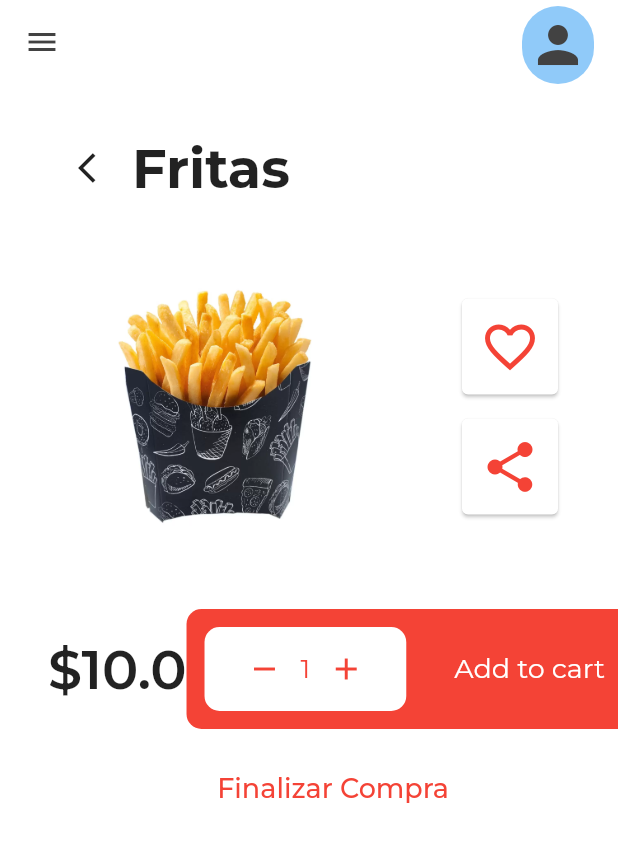
After one commit to Maua-Dev/flutter_hands_on_2, a Flutter app: the screen it shows after launch, after a tap on "Fritas", on a phone screen of 412 x 824 dp. The commit adds this screen. Shown: the top 842 px of the screen. Run offline on Flutter 3.47's test engine with Material 2 defaults, Android fonts, the phone set to English and light mode, and no system bars; our stand-ins replace google_fonts.

Commit message:
Segunda parte do projeto

```diff
--- /dev/null
+++ b/lib/modules/buy/pages/buy_page.dart
@@ -0,0 +1,33 @@
+import 'package:flutter/material.dart';
+
+import '../../home/widgets/app_bar/home_app_bar.dart';
+import '../widgets/first/first_section.dart';
+import '../widgets/second/second_section.dart';
+
+class BuyPage extends StatelessWidget {
+  final String name;
+  final double valor;
+  final String image;
+  const BuyPage(
+      {Key? key, required this.name, required this.valor, required this.image})
+      : super(key: key);
+
+  @override
+  Widget build(BuildContext context) {
+    return Scaffold(
+      appBar: const PreferredSize(
+          preferredSize: Size(double.infinity, 56), child: HomeAppBar()),
+      drawer: const Drawer(),
+      body: ListView(
+        children: [
+          FirstSection(name: name, image: image),
+          SecondSection(
+            valor: valor,
+            image: image,
+            nome: name,
+          ),
+        ],
+      ),
+    );
+  }
+}
--- /dev/null
+++ b/lib/modules/buy/widgets/first/custom_button_widget.dart
@@ -0,0 +1,24 @@
+import 'package:flutter/material.dart';
+
+class CustomButtonWidget extends StatelessWidget {
+  final Function()? onPressed;
+  final IconData icon;
+  const CustomButtonWidget({Key? key, this.onPressed, required this.icon})
+      : super(key: key);
+
+  @override
+  Widget build(BuildContext context) {
+    return ElevatedButton(
+      onPressed: onPressed,
+      style: ElevatedButton.styleFrom(
+          primary: Colors.white,
+          padding: const EdgeInsets.all(12),
+          elevation: 1),
+      child: Icon(
+        icon,
+        color: Colors.red,
+        size: 40,
+      ),
+    );
+  }
+}
--- /dev/null
+++ b/lib/modules/buy/widgets/first/first_section.dart
@@ -0,0 +1,80 @@
+import 'package:flutter/material.dart';
+
+import '../../../../shared/themes/app_text_styles.dart';
+import 'custom_button_widget.dart';
+
+class FirstSection extends StatefulWidget {
+  final String name;
+  final String image;
+  const FirstSection({Key? key, required this.name, required this.image})
+      : super(key: key);
+
+  @override
+  State<FirstSection> createState() => _FirstSectionState();
+}
+
+class _FirstSectionState extends State<FirstSection> {
+  bool favorite = false;
+
+  @override
+  Widget build(BuildContext context) {
+    return Padding(
+      padding: const EdgeInsets.symmetric(horizontal: 40, vertical: 32),
+      child: Column(
+        crossAxisAlignment: CrossAxisAlignment.start,
+        children: [
+          Row(
+            children: [
+              IconButton(
+                  onPressed: () {
+                    Navigator.pop(context);
+                  },
+                  icon: const Icon(Icons.arrow_back_ios)),
+              Text(
+                widget.name,
+                style: AppTextStyles.h1,
+              ),
+            ],
+          ),
+          Padding(
+            padding: const EdgeInsets.only(top: 32),
+            child: Row(
+              mainAxisAlignment: MainAxisAlignment.spaceBetween,
+              children: [
+                ConstrainedBox(
+                  constraints: BoxConstraints(
+                      maxHeight: 300,
+                      maxWidth: MediaQuery.of(context).size.width / 2),
+                  child: Image.asset(
+                    widget.image,
+                    fit: BoxFit.fill,
+                  ),
+                ),
+                Column(
+                  mainAxisAlignment: MainAxisAlignment.start,
+                  children: [
+                    CustomButtonWidget(
+                      icon: favorite ? Icons.favorite : Icons.favorite_outline,
+                      onPressed: () {
+                        setState(() {
+                          favorite = !favorite;
+                        });
+                      },
+                    ),
+                    const SizedBox(
+                      height: 16,
+                    ),
+                    CustomButtonWidget(
+                      icon: Icons.share,
+                      onPressed: () {},
+                    ),
+                  ],
+                )
+              ],
+            ),
+          ),
+        ],
+      ),
+    );
+  }
+}
--- /dev/null
+++ b/lib/modules/buy/widgets/second/second_section.dart
@@ -0,0 +1,117 @@
+import 'package:flutter/material.dart';
+
+import '../../../../shared/themes/app_text_styles.dart';
+import '../../../carrinho/carrinho_page.dart';
+
+class SecondSection extends StatefulWidget {
+  final double valor;
+  final String image;
+  final String nome;
+  const SecondSection(
+      {Key? key, required this.valor, required this.image, required this.nome})
+      : super(key: key);
+
+  @override
+  State<SecondSection> createState() => _SecondSectionState();
+}
+
+class _SecondSectionState extends State<SecondSection> {
+  int quantidade = 1;
+  double preco = 0;
+
+  @override
+  void initState() {
+    super.initState();
+    preco = widget.valor;
+  }
+
+  @override
+  Widget build(BuildContext context) {
+    return Padding(
+      padding: const EdgeInsets.only(left: 32),
+      child: Column(
+        children: [
+          Row(
+            mainAxisAlignment: MainAxisAlignment.spaceBetween,
+            children: [
+              Text(
+                '\$${preco.toString()}',
+                style: AppTextStyles.h2.copyWith(fontSize: 36),
+              ),
+              Container(
+                padding: const EdgeInsets.all(12),
+                decoration: const BoxDecoration(
+                    color: Colors.red,
+                    borderRadius: BorderRadius.only(
+                        topLeft: Radius.circular(10),
+                        bottomLeft: Radius.circular(10))),
+                child: Row(
+                  children: [
+                    Container(
+                      padding: const EdgeInsets.symmetric(
+                          vertical: 4, horizontal: 16),
+                      decoration: BoxDecoration(
+                          color: Colors.white,
+                          borderRadius: BorderRadius.circular(10)),
+                      child: Row(
+                        children: [
+                          IconButton(
+                              onPressed: () {
+                                setState(() {
+                                  quantidade < 1 ? 0 : quantidade -= 1;
+                                  preco = widget.valor * quantidade;
+                                });
+                              },
+                              icon:
+                                  const Icon(Icons.remove, color: Colors.red)),
+                          Text(
+                            quantidade.toString(),
+                            style: AppTextStyles.h3.copyWith(color: Colors.red),
+                          ),
+                          IconButton(
+                              onPressed: () {
+                                setState(() {
+                                  quantidade += 1;
+                                  preco = widget.valor * quantidade;
+                                });
+                              },
+                              icon: const Icon(Icons.add, color: Colors.red)),
+                        ],
+                      ),
+                    ),
+                    const SizedBox(
+                      width: 32,
+                    ),
+                    Text(
+                      'Add to cart',
+                      style: AppTextStyles.h3.copyWith(color: Colors.white),
+                    ),
+                  ],
+                ),
+              )
+            ],
+          ),
+          Padding(
+            padding: const EdgeInsets.symmetric(vertical: 16),
+            child: TextButton(
+                onPressed: () {
+                  Navigator.push(
+                      context,
+                      MaterialPageRoute(
+                        builder: (context) => CarrinhoPage(
+                            image: widget.image,
+                            precoFinal: preco,
+                            nome: widget.nome,
+                            quantidade: quantidade),
+                      ));
+                },
+                child: Text(
+                  'Finalizar Compra',
+                  style: AppTextStyles.h3.copyWith(color: Colors.red),
+                )),
+          ),
+        ],
+      ),
+    );
+  }
+}
--- a/lib/modules/home/widgets/app_bar/home_app_bar.dart
+++ b/lib/modules/home/widgets/app_bar/home_app_bar.dart
@@ -8,7 +8,7 @@ class HomeAppBar extends StatelessWidget {
   @override
   Widget build(BuildContext context) {
     return AppBar(
-      iconTheme: IconThemeData(color: AppColors.brandingGrey),
+      iconTheme: IconThemeData(color: AppColors.grey),
       actions: const [
         PersonIcon(),
       ],
--- a/lib/modules/home/widgets/second/second_widget.dart
+++ b/lib/modules/home/widgets/second/second_widget.dart
@@ -1,4 +1,5 @@
 import 'package:flutter/material.dart';
+import 'package:flutter_hands_on_2/modules/buy/pages/buy_page.dart';
 import 'package:flutter_hands_on_2/modules/home/widgets/second/shop_items_widget.dart';
 import 'package:flutter_hands_on_2/shared/models/items.dart';
 import 'package:flutter_hands_on_2/shared/themes/app_text_styles.dart';
@@ -13,7 +14,7 @@ class SecondWidget extends StatelessWidget {
           nome: 'Hamburguer',
           preco: 21,
           imagem: 'assets/images/hamburguer.png'),
-      Items(nome: 'Fritas', preco: 10, imagem: 'assets/images/hamburguer.png'),
+      Items(nome: 'Fritas', preco: 10, imagem: 'assets/images/batata.png'),
       Items(nome: 'Hot Dog', preco: 14, imagem: 'assets/images/hamburguer.png'),
     ];
     return Padding(
@@ -35,10 +36,22 @@ class SecondWidget extends StatelessWidget {
               scrollDirection: Axis.horizontal,
               shrinkWrap: true,
               itemBuilder: (context, index) {
-                return ShopItemsWidget(
-                  nome: items[index].nome,
-                  preco: items[index].preco,
-                  image: items[index].imagem,
+                return GestureDetector(
+                  onTap: () {
+                    Navigator.push(
+                        context,
+                        MaterialPageRoute(
+                          builder: (context) => BuyPage(
+                              name: items[index].nome,
+                              valor: items[index].preco,
+                              image: items[index].imagem),
+                        ));
+                  },
+                  child: ShopItemsWidget(
+                    nome: items[index].nome,
+                    preco: items[index].preco,
+                    image: items[index].imagem,
+                  ),
                 );
               },
               itemCount: items.length,
```
Also changed, not shown: lib/modules/carrinho/carrinho_page.dart (added, +52 -0 lines), lib/modules/home/widgets/first.dart/first_widget.dart (deleted, +0 -41 lines), assets/images/batata.png (added).
